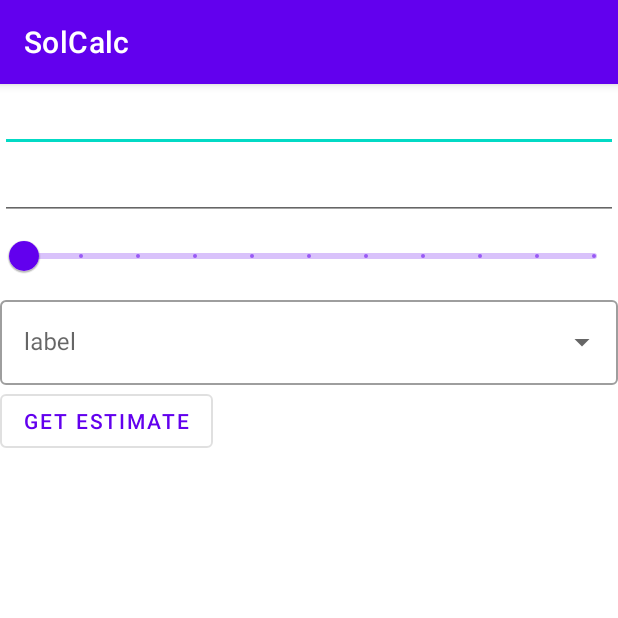
After one commit to ro-neil/solcalc, an Android app: the CalculatorActivity screen opened directly, with no data from a screen before it, on a phone screen of 412 x 824 dp, the top half of it. The commit adds this screen. Run offline under Robolectric (Android 15) with nearby library versions, the phone set to English and light mode, and no system bars; 2 statements that could not run were skipped.

Commit message:
Created calculator activity.

```diff
--- a/app/src/main/AndroidManifest.xml
+++ b/app/src/main/AndroidManifest.xml
@@ -10,6 +10,9 @@
         android:supportsRtl="true"
         android:theme="@style/Theme.SolCalc">
         <activity
+            android:name=".CalculatorActivity"
+            android:exported="true" />
+        <activity
             android:name=".MainActivity"
             android:exported="true">
             <intent-filter>
--- /dev/null
+++ b/app/src/main/java/com/example/solcalc/CalculatorActivity.kt
@@ -0,0 +1,35 @@
+package com.example.solcalc
+
+import androidx.appcompat.app.AppCompatActivity
+import android.os.Bundle
+import android.widget.Button
+import com.google.android.material.slider.Slider
+import com.google.android.material.textfield.TextInputLayout
+
+class CalculatorActivity : AppCompatActivity() {
+
+    private lateinit var editName: TextInputLayout
+    private lateinit var editAddress: TextInputLayout
+    private lateinit var slider: Slider
+    private lateinit var batteries:TextInputLayout
+
+    override fun onCreate(savedInstanceState: Bundle?) {
+        super.onCreate(savedInstanceState)
+        setContentView(R.layout.activity_calculator)
+        editName = findViewById(R.id.client_name)
+        editAddress = findViewById(R.id.client_addr)
+
+        slider = findViewById(R.id.billCut)
+        slider.addOnChangeListener{slider, value, fromUser->
+            //gettingslider value
+        }
+
+        batteries = findViewById(R.id.if_batteries)
+        val getEstimate = findViewById<Button>(R.id.get_estimate)
+        getEstimate.setOnClickListener {
+            val name = editName.editText?.text.toString()
+            val address = editAddress.editText?.text.toString()
+        }
+
+    }
+}
--- /dev/null
+++ b/app/src/main/res/layout/activity_calculator.xml
@@ -0,0 +1,65 @@
+<?xml version="1.0" encoding="utf-8"?>
+<LinearLayout xmlns:android="http://schemas.android.com/apk/res/android"
+    android:orientation="vertical"
+    android:layout_width="match_parent"
+    android:layout_height="match_parent">
+
+    <com.google.android.material.textfield.TextInputLayout
+        android:id="@+id/client_name_label"
+        style="@style/Widget.MaterialComponents.TextInputLayout.OutlinedBox"
+        android:layout_width="match_parent"
+        android:layout_height="wrap_content"
+        android:hint="@string/label">
+
+    </com.google.android.material.textfield.TextInputLayout>
+
+    <com.google.android.material.textfield.TextInputEditText
+        android:id="@+id/client_name"
+        android:layout_width="match_parent"
+        android:layout_height="wrap_content" />
+
+    <com.google.android.material.textfield.TextInputEditText
+        android:id="@+id/client_addr"
+        android:layout_width="match_parent"
+        android:layout_height="wrap_content" />
+
+    <com.google.android.material.textfield.TextInputLayout
+        android:id="@+id/client_addr_label"
+        style="@style/Widget.MaterialComponents.TextInputLayout.OutlinedBox"
+        android:layout_width="match_parent"
+        android:layout_height="wrap_content"
+        android:hint="@string/label">
+
+    </com.google.android.material.textfield.TextInputLayout>
+
+    <com.google.android.material.slider.Slider
+        android:id="@+id/billCut"
+        android:layout_width="match_parent"
+        android:layout_height="wrap_content"
+        android:valueFrom="0.0"
+        android:valueTo="100.0"
+        android:stepSize="10.0"  />
+
+    <com.google.android.material.textfield.TextInputLayout
+        android:id="@+id/if_batteries"
+        style="@style/Widget.MaterialComponents.TextInputLayout.OutlinedBox.ExposedDropdownMenu"
+        android:layout_width="match_parent"
+        android:layout_height="wrap_content"
+        android:hint="@string/label">
+
+        <AutoCompleteTextView
+            android:layout_width="match_parent"
+            android:layout_height="wrap_content"
+            android:inputType="none"
+            />
+    </com.google.android.material.textfield.TextInputLayout>
+
+
+    <Button
+        android:id="@+id/get_estimate"
+        style="?attr/materialButtonOutlinedStyle"
+        android:layout_width="wrap_content"
+        android:layout_height="wrap_content"
+        android:text="Get Estimate" />
+
+</LinearLayout>
--- a/app/src/main/res/values/strings.xml
+++ b/app/src/main/res/values/strings.xml
@@ -1,3 +1,4 @@
 <resources>
     <string name="app_name">SolCalc</string>
+    <string name="label">label</string>
 </resources>
```
